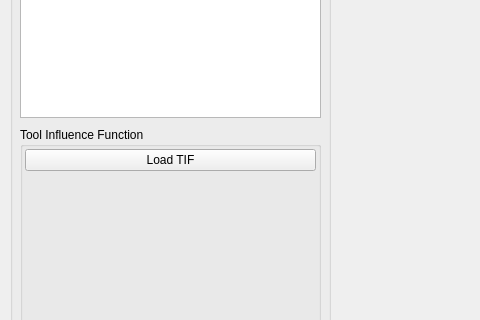
TWANG006/pvt-scheduler, file cpp/pvtapp/pvtapp.ui: the form before one commit; both pictures show x 0 to 480 and y 171 to 491 of the 1309 by 823 pixel window.
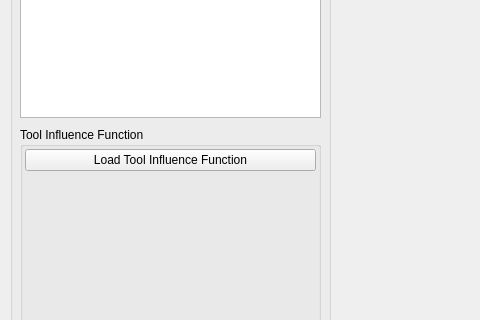
The form after the commit. Icons and pictures are not drawn. Custom widgets are drawn as their Qt base class.

```diff
--- a/cpp/pvtapp/pvtapp.ui
+++ b/cpp/pvtapp/pvtapp.ui
@@ -70,7 +70,7 @@
       <item row="0" column="0">
        <widget class="QPushButton" name="load_tif_button">
         <property name="text">
-         <string>Load TIF</string>
+         <string>Load Tool Influence Function</string>
         </property>
        </widget>
       </item>
```
